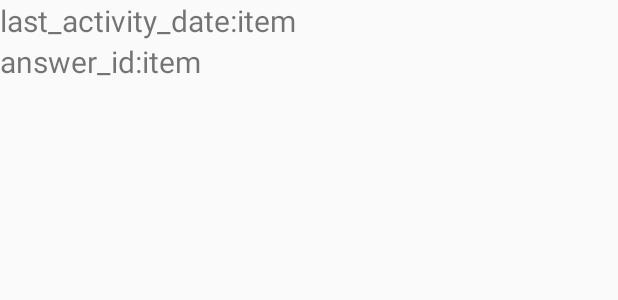
After one commit to MyuBeo96/RetrofitDemo, an Android app: the layout activity_item.xml on its own in the app's theme, with its tools: preview values and no code run, on a phone screen of 412 x 824 dp. The commit adds this screen. Shown: the top 300 px of the screen. Run offline under Robolectric (Android 15) with nearby library versions, the phone set to English and light mode, and no system bars.

Commit message:
update code

```diff
--- a/app/build.gradle
+++ b/app/build.gradle
@@ -32,4 +32,6 @@ dependencies {
     implementation 'com.squareup.retrofit2:converter-gson:2.1.0'
     // recyclerview
     implementation 'com.android.support:recyclerview-v7:28.0.0'
+
+    implementation 'com.squareup.picasso:picasso:2.5.2'
 }
--- a/app/src/main/AndroidManifest.xml
+++ b/app/src/main/AndroidManifest.xml
@@ -18,6 +18,8 @@
                 <category android:name="android.intent.category.LAUNCHER" />
             </intent-filter>
         </activity>
+
+        <activity android:name=".ItemActivity"/>
     </application>
 
 </manifest>
--- /dev/null
+++ b/app/src/main/res/layout/activity_item.xml
@@ -0,0 +1,55 @@
+<?xml version="1.0" encoding="utf-8"?>
+<LinearLayout
+    xmlns:android="http://schemas.android.com/apk/res/android"
+    android:layout_width="match_parent"
+    android:layout_height="match_parent"
+    android:orientation="vertical"
+    >
+
+    <LinearLayout
+        android:layout_width="match_parent"
+        android:layout_height="wrap_content"
+        android:orientation="horizontal"
+        >
+
+        <TextView
+            android:layout_width="wrap_content"
+            android:layout_height="wrap_content"
+            android:text="@string/last_activity_date"
+            android:textSize="20sp"
+            />
+
+        <TextView
+            android:id="@+id/textview"
+            android:layout_width="wrap_content"
+            android:layout_height="wrap_content"
+            android:text="item"
+            android:textSize="20sp"
+            />
+
+    </LinearLayout>
+
+    <LinearLayout
+        android:layout_width="match_parent"
+        android:layout_height="wrap_content"
+        android:orientation="horizontal"
+        >
+
+        <TextView
+            android:layout_width="wrap_content"
+            android:layout_height="wrap_content"
+            android:text="@string/answer_id"
+            android:textSize="20sp"
+            />
+
+        <TextView
+            android:id="@+id/textview1"
+            android:layout_width="wrap_content"
+            android:layout_height="wrap_content"
+            android:text="item"
+            android:textSize="20sp"
+            />
+
+    </LinearLayout>
+
+</LinearLayout>
--- a/app/src/main/res/layout/activity_main.xml
+++ b/app/src/main/res/layout/activity_main.xml
@@ -7,7 +7,7 @@
     tools:context=".MainActivity">
 
     <android.support.v7.widget.RecyclerView
-        android:layout_width="wrap_content"
+        android:layout_width="match_parent"
         android:layout_height="wrap_content"
         android:id="@+id/rv_answers"
         android:orientation="vertical"
--- a/app/src/main/res/values/colors.xml
+++ b/app/src/main/res/values/colors.xml
@@ -5,4 +5,5 @@
     <color name="colorAccent">#D81B60</color>
     <color name="colorRed">#FF0000</color>
     <color name="colorWhite">#ffffff</color>
+    <color name="colorBlack">#000000</color>
 </resources>
--- a/app/src/main/res/values/strings.xml
+++ b/app/src/main/res/values/strings.xml
@@ -1,4 +1,9 @@
 <resources>
     <string name="app_name">RetrofitDemo</string>
     <string name="error">Error, pls chech your internet connection and try again!</string>
+    <string name="useId">Use Id:</string>
+    <string name="name">Name:</string>
+    <string name="reputation">Reputation:</string>
+    <string name="last_activity_date">last_activity_date:</string>
+    <string name="answer_id">answer_id:</string>
 </resources>
```
Also changed, not shown: app/src/main/java/com/myubeo/retrofitdemo/AnswersAdapter.java (+49 -1 lines), app/src/main/res/layout/item.xml (+81 -6 lines), app/src/main/res/drawable/icons_left_24.png (added).
